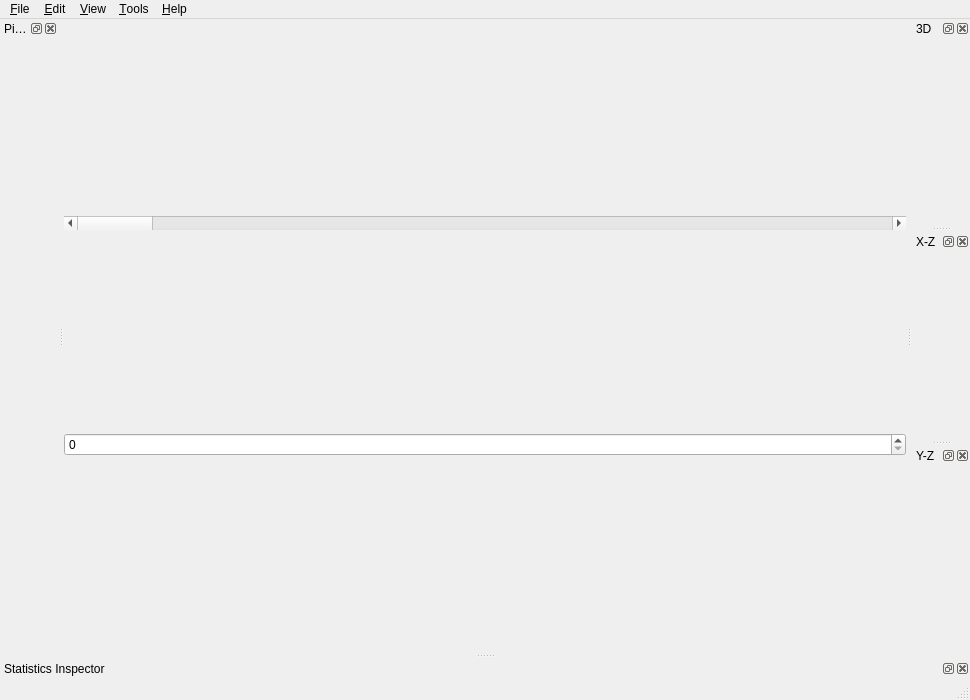
The window that frontend/src/espinaMainWindow.ui (FelixdelasPozas/EspINA) describes before a commit, drawn with Qt 5.
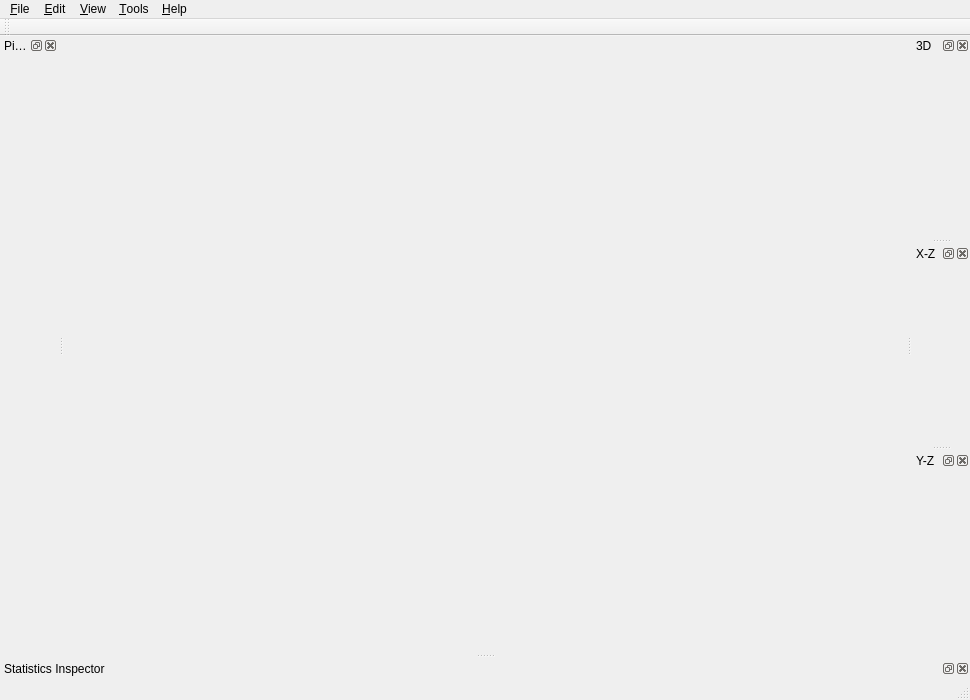
The same window after the commit. Icons and pictures are not drawn. Custom widgets are drawn as their Qt base class.

```diff
--- a/frontend/src/espinaMainWindow.ui
+++ b/frontend/src/espinaMainWindow.ui
@@ -22,16 +22,6 @@
     <property name="margin">
      <number>0</number>
     </property>
-    <item row="0" column="0">
-     <widget class="QScrollBar" name="horizontalScrollBar">
-      <property name="orientation">
-       <enum>Qt::Horizontal</enum>
-      </property>
-     </widget>
-    </item>
-    <item row="1" column="0">
-     <widget class="QSpinBox" name="spinBox"/>
-    </item>
    </layout>
   </widget>
   <widget class="pqStatusBar" name="statusbar"/>
@@ -130,6 +120,17 @@
    </attribute>
    <widget class="QWidget" name="yzSliceView"/>
   </widget>
+  <widget class="QToolBar" name="toolBar">
+   <property name="windowTitle">
+    <string>toolBar</string>
+   </property>
+   <attribute name="toolBarArea">
+    <enum>TopToolBarArea</enum>
+   </attribute>
+   <attribute name="toolBarBreak">
+    <bool>false</bool>
+   </attribute>
+  </widget>
   <action name="openAction">
    <property name="text">
     <string>Open,,,,</string>
```
Left out of the diff: 5 changed lines with no effect on the pictures.
